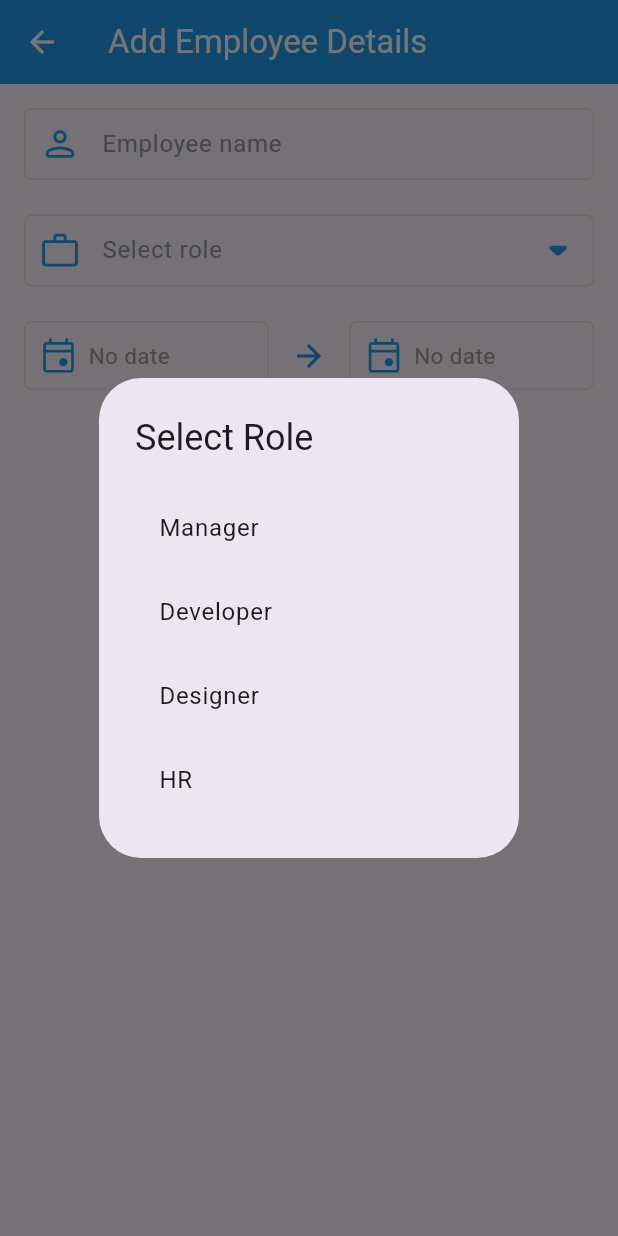
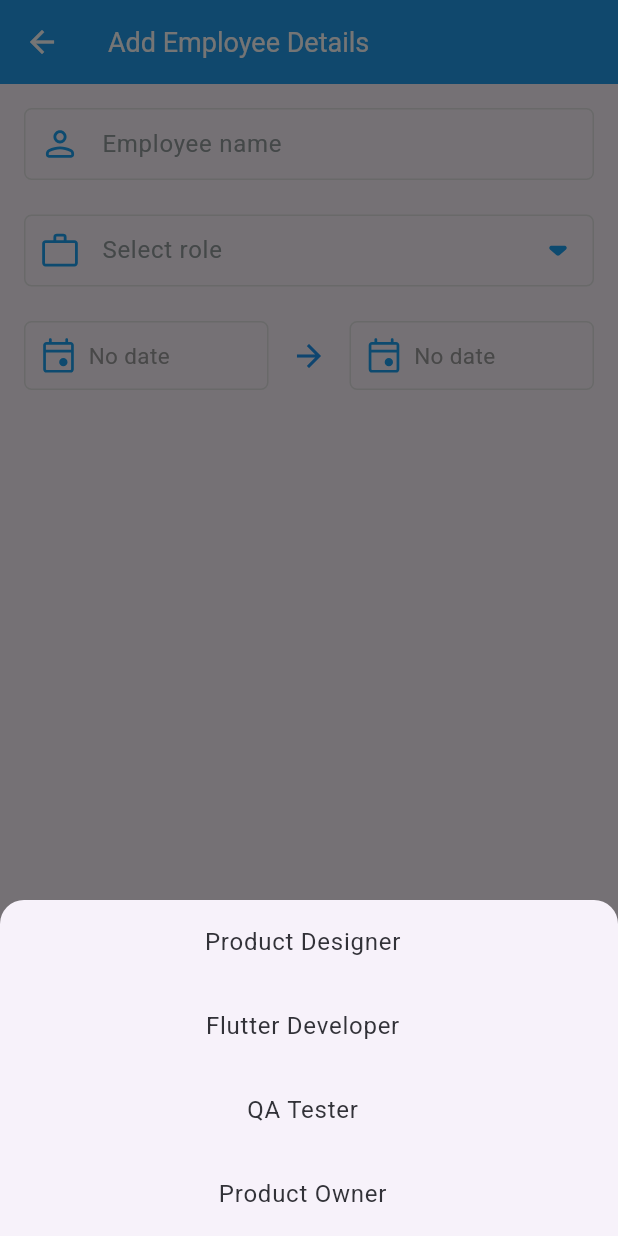
Before and after one commit to dhms005/employeeData, a Flutter app: the AddEditEmployeeScreen screen opened directly, after a tap on "Select role", on a phone screen of 412 x 824 dp. Run offline on Flutter 3.47's test engine with Material 3 defaults, Android fonts, the phone set to English and light mode, and no system bars; our stand-ins replace equatable, flutter_bloc, flutter_svg, sqflite; accounts and stored records are empty.

Commit message:
UI working

```diff
--- a/lib/screens/add_edit_employee_screen.dart
+++ b/lib/screens/add_edit_employee_screen.dart
@@ -1,7 +1,10 @@
 import 'package:employeedata/utils/appColors.dart';
 import 'package:employeedata/utils/appImagePath.dart';
 import 'package:employeedata/utils/appStrings.dart';
+import 'package:employeedata/widgetUI/customAppBar.dart';
+import 'package:employeedata/widgetUI/dark_fixed_button.dart';
 import 'package:employeedata/widgetUI/date_selection_field.dart';
+import 'package:employeedata/widgetUI/light_fixed_button.dart';
 import 'package:employeedata/widgetUI/role_selection_field.dart';
 import 'package:flutter/material.dart';
 import 'package:flutter_bloc/flutter_bloc.dart';
@@ -89,14 +92,20 @@ class _AddEditEmployeeScreenState extends State<AddEditEmployeeScreen> {
     final DateFormat dateFormat = DateFormat('d MMM yyyy');
 
     return Scaffold(
-      appBar: AppBar(
-          title: Text(widget.employee == null
+      appBar: CustomAppBar(
+        appTitle: widget.employee == null
             ? AppStrings.addEmployeeDetails
-              : AppStrings.editEmployeeDetails)),
-      body: Padding(
-        padding: EdgeInsets.all(16.0),
+            : AppStrings.editEmployeeDetails,
+        appBar: AppBar(),
+      ),
+      body: SafeArea(
         child: Form(
           key: _formKey,
+          child: Column(
+            children: [
+              Expanded(
+                child: Padding(
+                  padding: const EdgeInsets.all(16.0),
                   child: Column(
                     children: [
                       // Name
@@ -118,7 +127,8 @@ class _AddEditEmployeeScreenState extends State<AddEditEmployeeScreen> {
                             fontWeight: FontWeight.normal,
                           ),
                           prefixIcon: Padding(
-                    padding: EdgeInsets.all(9), // Adjust padding if needed
+                            padding:
+                                EdgeInsets.all(9), // Adjust padding if needed
                             child: SvgPicture.asset(
                               AppImagePath.imgPerson,
                               height: 15,
@@ -130,7 +140,8 @@ class _AddEditEmployeeScreenState extends State<AddEditEmployeeScreen> {
                           floatingLabelBehavior: FloatingLabelBehavior.never,
                           // User icon inside TextField
                           border: OutlineInputBorder(
-                    borderRadius: BorderRadius.circular(5), // Rounded corners
+                            borderRadius:
+                                BorderRadius.circular(5), // Rounded corners
                             borderSide: BorderSide(
                                 color: AppColors.editTextBorderColor, width: 1),
                           ),
@@ -148,14 +159,15 @@ class _AddEditEmployeeScreenState extends State<AddEditEmployeeScreen> {
                           ),
                           focusedErrorBorder: OutlineInputBorder(
                             borderRadius: BorderRadius.circular(5),
-                    borderSide:
-                        BorderSide(color: Colors.red, width: 1), // Red on focus
+                            borderSide: BorderSide(
+                                color: Colors.red, width: 1), // Red on focus
                           ),
                           contentPadding:
                               EdgeInsets.symmetric(vertical: 0, horizontal: 10),
                         ),
-                validator: (value) =>
-                    value!.isEmpty ? AppStrings.enterEmployeeName : null,
+                        validator: (value) => value!.isEmpty
+                            ? AppStrings.enterEmployeeName
+                            : null,
                       ),
                       SizedBox(height: 23),
                       // Role
@@ -163,7 +175,9 @@ class _AddEditEmployeeScreenState extends State<AddEditEmployeeScreen> {
                       SizedBox(height: 23),
 
                       // Date Picker Start and End
-              Row(mainAxisAlignment: MainAxisAlignment.center, children: [
+                      Row(
+                          mainAxisAlignment: MainAxisAlignment.center,
+                          children: [
                             // Start Date Picker
                             DateSelectionField(
                               placeholder: AppStrings.noDate,
@@ -174,15 +188,17 @@ class _AddEditEmployeeScreenState extends State<AddEditEmployeeScreen> {
                               onDateSelected: (date) {
                                 print("Selected Date: $date");
                                 // _startDateController.text = date.toString();
-                    _startDateController.text = dateFormat.format(date!);
+                                _startDateController.text =
+                                    dateFormat.format(date!);
                               },
                             ),
 
                             // Arrow Icon in Center
                             Padding(
-                  padding: const EdgeInsets.symmetric(horizontal: 15),
-                  child:
-                      Icon(Icons.arrow_forward, color: Colors.blue, size: 24),
+                              padding:
+                                  const EdgeInsets.symmetric(horizontal: 15),
+                              child: Icon(Icons.arrow_forward,
+                                  color: Colors.blue, size: 24),
                             ),
 
                             // End Date Picker
@@ -193,20 +209,49 @@ class _AddEditEmployeeScreenState extends State<AddEditEmployeeScreen> {
                                   ? null
                                   : (_endDateController.text.isEmpty
                                       ? null
-                          : dateFormat.parse(_endDateController.text)),
+                                      : dateFormat
+                                          .parse(_endDateController.text)),
                               onDateSelected: (date) {
                                 print("Selected Date: $date");
-                    _endDateController.text = dateFormat.format(date!);
+                                _endDateController.text =
+                                    dateFormat.format(date!);
                               },
                             ),
                           ]),
+                    ],
+                  ),
+                ),
+              ),
+              Container(
+                height: 1,
+                color: AppColors.editTextBorderColor,
+              ),
+              // SizedBox(height: 12,),
+              Padding(
+                padding: const EdgeInsets.all(16.0),
+                child: Row(
+                  mainAxisAlignment: MainAxisAlignment.end,
+                  children: [
+                    // ElevatedButton(
+                    //   onPressed: _saveEmployee,
+                    //   child: Text(widget.employee == null
+                    //       ? "Add Employee"
+                    //       : "Update Employee"),
+                    // ),
 
-              SizedBox(height: 20),
-              ElevatedButton(
-                onPressed: _saveEmployee,
-                child: Text(widget.employee == null
-                    ? "Add Employee"
-                    : "Update Employee"),
+                    GestureDetector(
+                      onTap: () => Navigator.pop(context),
+                      child: LightFixedButton(text: AppStrings.cancel),
+                    ),
+                    SizedBox(
+                      width: 20,
+                    ),
+                    GestureDetector(
+                      onTap: _saveEmployee,
+                      child: DarkFixedButton(text: AppStrings.save),
+                    )
+                  ],
+                ),
               ),
               if (widget.employee != null)
                 TextButton(
--- a/lib/utils/appColors.dart
+++ b/lib/utils/appColors.dart
@@ -5,6 +5,7 @@ class AppColors {
   static const Color mainColor = Color(0xFF1DA1F2);
   static const Color mainDarkColor = Color(0xFF0E8AD7);
   static const Color disabledButtonColor = Color(0xFFa9a9a9);
+  static const Color lightButtonBgColor = Color(0xFFEDF8FF);
 
   static const Color editTextBorderColor = Color(0xFFE5E5E5);
   static const Color editTextHintColor = Color(0xFF949C9E);
--- a/lib/utils/appStrings.dart
+++ b/lib/utils/appStrings.dart
@@ -7,13 +7,15 @@ class AppStrings {
   static const String selectRole = "Select role";
   static const String enterEmployeeRole = "Enter employee role";
   static const String noDate = "No date";
+  static const String save = "Save";
+  static const String cancel = "Cancel";
 
 
 
   static const List<String> employeeRoles = [
-    "Manager",
-    "Developer",
-    "Designer",
-    "HR"
+    "Product Designer",
+    "Flutter Developer",
+    "QA Tester",
+    "Product Owner"
   ];
 }
--- a/lib/widgetUI/customAppBar.dart
+++ b/lib/widgetUI/customAppBar.dart
@@ -10,7 +10,11 @@ class CustomAppBar extends StatelessWidget implements PreferredSizeWidget {
   Widget build(BuildContext context) {
     return AppBar(
       // backgroundColor: Theme.of(context).colorScheme.inversePrimary,
-      title: Text(appTitle),
+      title: Text(
+        appTitle,
+        style: TextStyle(
+            fontFamily: 'Roboto', fontSize: 18, fontWeight: FontWeight.w500),
+      ),
     );
   }
 
--- /dev/null
+++ b/lib/widgetUI/dark_fixed_button.dart
@@ -0,0 +1,33 @@
+import 'package:employeedata/widgetUI/textRobotoFont.dart';
+import 'package:employeedata/utils/appColors.dart';
+import 'package:flutter/material.dart';
+
+class DarkFixedButton extends StatelessWidget {
+  final String text;
+  final Color backColor;
+
+  DarkFixedButton({
+    Key? key,
+    required this.text,
+    this.backColor = AppColors.mainColor,
+  }) : super(key: key);
+
+  @override
+  Widget build(BuildContext context) {
+    return Container(
+      width: 73,
+      padding: EdgeInsets.only(top: 13, bottom: 13, left: 5, right: 5),
+      decoration: BoxDecoration(
+        borderRadius: BorderRadius.circular(10),
+        color: backColor,
+      ),
+      child: TextRobotoFont(
+        fontColor: Colors.white,
+        title: text,
+        fontSize: 14,
+        textAlign: TextAlign.center,
+        fontWeight: FontWeight.w500,
+      ),
+    );
+  }
+}
--- /dev/null
+++ b/lib/widgetUI/light_fixed_button.dart
@@ -0,0 +1,33 @@
+import 'package:employeedata/utils/appColors.dart';
+import 'package:employeedata/widgetUI/textRobotoFont.dart';
+import 'package:flutter/material.dart';
+
+class LightFixedButton extends StatelessWidget {
+  final String text;
+  final Color backColor;
+
+  LightFixedButton({
+    Key? key,
+    required this.text,
+    this.backColor = AppColors.lightButtonBgColor,
+  }) : super(key: key);
+
+  @override
+  Widget build(BuildContext context) {
+    return Container(
+      width: 73,
+      padding: EdgeInsets.only(top: 13, bottom: 13, left: 5, right: 5),
+      decoration: BoxDecoration(
+        borderRadius: BorderRadius.circular(10),
+        color: backColor,
+      ),
+      child: TextRobotoFont(
+        fontColor: AppColors.mainColor,
+        title: text,
+        fontSize: 14,
+        textAlign: TextAlign.center,
+        fontWeight: FontWeight.w500,
+      ),
+    );
+  }
+}
--- a/lib/widgetUI/role_selection_field.dart
+++ b/lib/widgetUI/role_selection_field.dart
@@ -1,6 +1,7 @@
 import 'package:employeedata/utils/appColors.dart';
 import 'package:employeedata/utils/appImagePath.dart';
 import 'package:employeedata/utils/appStrings.dart';
+import 'package:employeedata/widgetUI/textRobotoFont.dart';
 import 'package:flutter/material.dart';
 import 'package:flutter_svg/svg.dart';
 
@@ -40,10 +41,35 @@ class _RoleSelectionFieldState extends State<RoleSelectionField> {
     }
   }
 
+  void _showRoleBottomSheet() async {
+    String? selectedRole = await showModalBottomSheet<String>(
+      context: context,
+      shape: RoundedRectangleBorder(
+        borderRadius: BorderRadius.vertical(top: Radius.circular(16)),
+      ),
+      builder: (BuildContext context) {
+        return Wrap(
+          children: AppStrings.employeeRoles.map((role) {
+            return ListTile(
+              title: TextRobotoFont(title: role, textAlign: TextAlign.center,fontColor: AppColors.editTextColor,fontSize: 16,),
+              onTap: () => Navigator.pop(context, role),
+            );
+          }).toList(),
+        );
+      },
+    );
+
+    if (selectedRole != null) {
+      setState(() {
+        widget.controller.text = selectedRole;
+      });
+    }
+  }
+
   @override
   Widget build(BuildContext context) {
     return GestureDetector(
-      onTap: _showRoleDialog,
+      onTap: _showRoleBottomSheet,
       child: AbsorbPointer(
         child: TextFormField(
           controller: widget.controller,
--- a/lib/widgetUI/textRobotoFont.dart
+++ b/lib/widgetUI/textRobotoFont.dart
@@ -3,18 +3,21 @@ import 'package:flutter/widgets.dart';
 
 class TextRobotoFont extends StatelessWidget {
   final String title;
-  final bool isBold;
   final bool isItalic;
   final double fontSize;
   final Color fontColor;
+  final TextAlign textAlign;
+  final FontWeight fontWeight;
 
   const TextRobotoFont(
       {super.key,
       required this.title,
-      this.isBold = false,
       this.isItalic = false,
       this.fontSize = 18,
-      this.fontColor = AppColors.mainColor});
+      this.fontColor = AppColors.mainColor,
+      this.textAlign = TextAlign.left,
+      this.fontWeight = FontWeight.normal
+      });
 
   @override
   Widget build(BuildContext context) {
@@ -25,9 +28,10 @@ class TextRobotoFont extends StatelessWidget {
         fontSize: fontSize,
         fontFamily: 'Roboto',
         // Specify font family explicitly
-        fontWeight: isBold ? FontWeight.bold : FontWeight.normal,
+        fontWeight: fontWeight,
         fontStyle: isItalic ? FontStyle.italic : FontStyle.normal,
       ),
+      textAlign: textAlign,
     );
   }
 }
--- a/pubspec.yaml
+++ b/pubspec.yaml
@@ -69,6 +69,7 @@ flutter:
     - assets/fonts/Roboto-Regular.ttf
     - assets/fonts/Roboto-Bold.ttf
     - assets/fonts/Roboto-Italic.ttf
+    - assets/fonts/Roboto-SemiBold.ttf
   # An image asset can refer to one or more resolution-specific "variants", see
   # https://flutter.dev/to/resolution-aware-images
 
@@ -79,13 +80,15 @@ flutter:
   # in this "flutter" section. Each entry in this list should have a
   # "family" key with the font family name, and a "fonts" key with a
   # list giving the asset and other descriptors for the font. For
-  # example:
+  # example: Roboto-SemiBold.ttf
   fonts:
      - family: Roboto
        fonts:
          - asset: assets/fonts/Roboto-Regular.ttf
          - asset: assets/fonts/Roboto-Bold.ttf
            weight: 700
+         - asset: assets/fonts/Roboto-SemiBold.ttf
+           weight: 500
          - asset: assets/fonts/Roboto-Italic.ttf
            style: italic
   # For details regarding fonts from package dependencies,
```
Also changed, not shown: assets/fonts/Roboto-SemiBold.ttf (added), 1 other file. Lines whose indentation alone changed are shown as unchanged.
